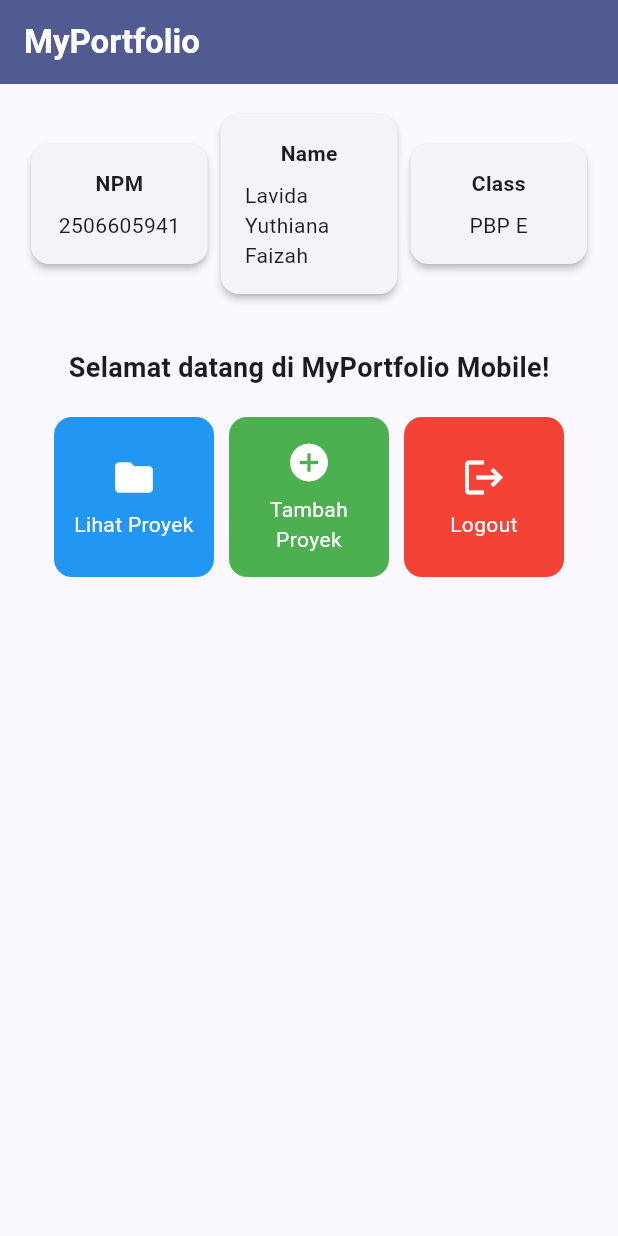
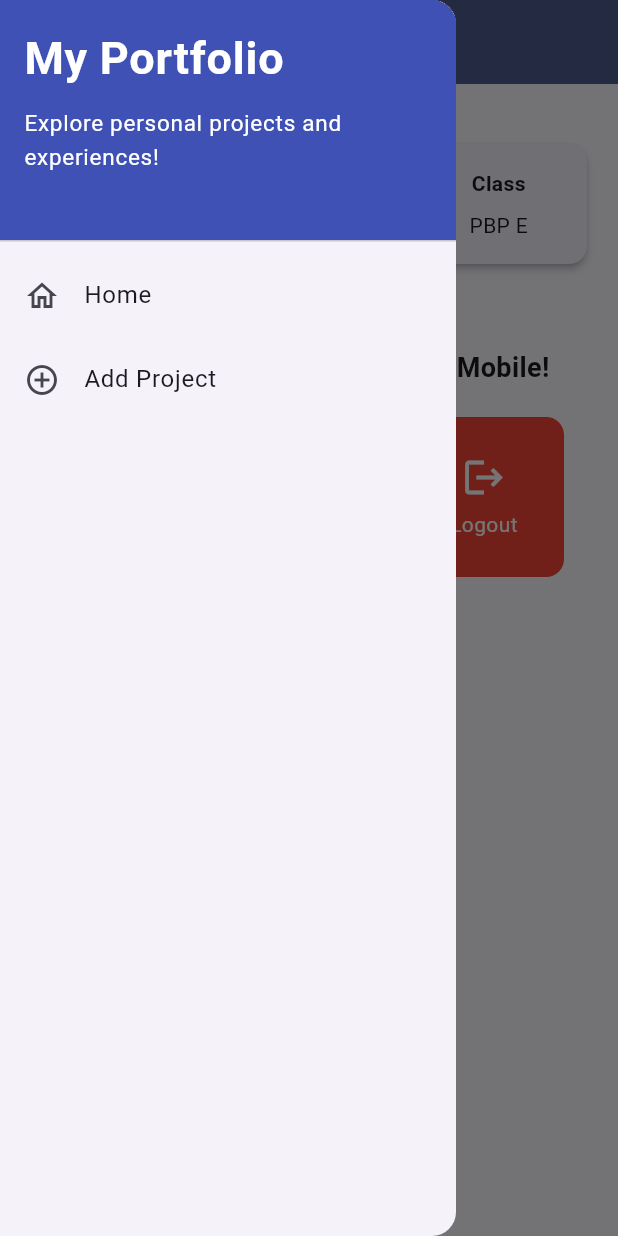
Before and after one commit to lavidayuthiana/myportofolio_mobile, a Flutter app: the screen it shows after launch, with the side drawer open (before the commit the screen has no drawer), on a phone screen of 412 x 824 dp. Run offline on Flutter 3.47's test engine with Material 3 defaults, Android fonts, the phone set to English and light mode, and no system bars; our stand-ins replace material_ui.

Commit message:
feat(Tut9): add drawer, project form, navigation, and refactor to screens/widgets

```diff
--- a/lib/main.dart
+++ b/lib/main.dart
@@ -1,5 +1,5 @@
-import 'package:flutter/material.dart';
-import 'package:myportofolio_mobile/menu.dart';
+import 'package:material_ui/material_ui.dart';
+import 'package:myportofolio_mobile/screens/menu.dart';
 
 void main() {
   runApp(const MyApp());
--- a/lib/menu.dart
+++ b/lib/screens/menu.dart
@@ -1,4 +1,6 @@
-import 'package:flutter/material.dart';
+import 'package:material_ui/material_ui.dart';
+import 'package:myportofolio_mobile/widgets/left_drawer.dart';
+import 'package:myportofolio_mobile/widgets/project_card.dart';
 
 class MyHomePage extends StatelessWidget {
   MyHomePage({super.key});
@@ -27,7 +29,9 @@ class MyHomePage extends StatelessWidget {
           ),
         ),
         backgroundColor: Theme.of(context).colorScheme.primary,
+        iconTheme: const IconThemeData(color: Colors.white),
       ),
+      drawer: const LeftDrawer(),
       // Body halaman utama dengan padding di sekelilingnya.
       body: Padding(
         padding: const EdgeInsets.all(16.0),
@@ -123,50 +127,3 @@ class ItemHomepage {
 
   ItemHomepage(this.name, this.icon, this.color);
 }
-
-class ItemCard extends StatelessWidget {
-  final ItemHomepage item;
-
-  const ItemCard(this.item, {super.key});
-
-  @override
-  Widget build(BuildContext context) {
-    return Material(
-      // Warna latar diambil dari model, jadi setiap tombol punya warna sendiri.
-      color: item.color,
-      borderRadius: BorderRadius.circular(12),
-      child: InkWell(
-        // Aksi ketika kartu ditekan oleh pengguna.
-        onTap: () {
-          // Menampilkan SnackBar dengan pesan interaktif.
-          ScaffoldMessenger.of(context)
-            ..hideCurrentSnackBar()
-            ..showSnackBar(
-              SnackBar(content: Text("Kamu telah menekan tombol ${item.name}!")),
-            );
-        },
-        child: Container(
-          padding: const EdgeInsets.all(8),
-          child: Center(
-            child: Column(
-              mainAxisAlignment: MainAxisAlignment.center,
-              children: [
-                Icon(
-                  item.icon,
-                  color: Colors.white,
-                  size: 30.0,
-                ),
-                const Padding(padding: EdgeInsets.all(3)),
-                Text(
-                  item.name,
-                  textAlign: TextAlign.center,
-                  style: const TextStyle(color: Colors.white),
-                ),
-              ],
-            ),
-          ),
-        ),
-      ),
-    );
-  }
-}
--- /dev/null
+++ b/lib/widgets/left_drawer.dart
@@ -0,0 +1,69 @@
+import 'package:material_ui/material_ui.dart';
+import 'package:myportofolio_mobile/screens/menu.dart';
+import 'package:myportofolio_mobile/screens/project_form.dart';
+
+class LeftDrawer extends StatelessWidget {
+  const LeftDrawer({super.key});
+
+  @override
+  Widget build(BuildContext context) {
+    return Drawer(
+      child: ListView(
+        children: [
+          const DrawerHeader(
+            decoration: BoxDecoration(
+              color: Colors.indigo,
+            ),
+            child: Column(
+              crossAxisAlignment: CrossAxisAlignment.start,
+              children: [
+                Text(
+                  'My Portfolio',
+                  style: TextStyle(
+                    fontSize: 30,
+                    fontWeight: FontWeight.bold,
+                    color: Colors.white,
+                  ),
+                ),
+                SizedBox(height: 10),
+                Text(
+                  'Explore personal projects and experiences!',
+                  style: TextStyle(
+                    fontSize: 15,
+                    color: Colors.white,
+                  ),
+                ),
+              ],
+            ),
+          ),
+          ListTile(
+            leading: const Icon(Icons.home_outlined),
+            title: const Text('Home'),
+            // Navigasi ke halaman utama portofolio
+            onTap: () {
+              Navigator.pushReplacement(
+                context,
+                MaterialPageRoute(
+                  builder: (context) => MyHomePage(),
+                ),
+              );
+            },
+          ),
+          ListTile(
+            leading: const Icon(Icons.add_circle_outline),
+            title: const Text('Add Project'),
+            // Navigasi ke halaman tambah proyek
+            onTap: () {
+              Navigator.pushReplacement(
+                context,
+                MaterialPageRoute(
+                  builder: (context) => const ProjectFormPage(),
+                ),
+              );
+            },
+          ),
+        ],
+      ),
+    );
+  }
+}
--- /dev/null
+++ b/lib/widgets/project_card.dart
@@ -0,0 +1,57 @@
+import 'package:material_ui/material_ui.dart';
+import 'package:myportofolio_mobile/screens/menu.dart';
+import 'package:myportofolio_mobile/screens/project_form.dart';
+
+class ItemCard extends StatelessWidget {
+  final ItemHomepage item;
+
+  const ItemCard(this.item, {super.key});
+
+  @override
+  Widget build(BuildContext context) {
+    return Material(
+      // Warna latar diambil dari model, jadi setiap tombol punya warna sendiri.
+      color: item.color,
+      borderRadius: BorderRadius.circular(12),
+      child: InkWell(
+        // Aksi ketika kartu ditekan oleh pengguna.
+        onTap: () {
+          // Menampilkan SnackBar dengan pesan interaktif.
+          ScaffoldMessenger.of(context)
+            ..hideCurrentSnackBar()
+            ..showSnackBar(
+              SnackBar(content: Text("Kamu telah menekan tombol ${item.name}!")),
+            );
+          // Navigate ke halaman yang sesuai
+          if (item.name == "Tambah Proyek") {
+            Navigator.push(
+              context,
+              MaterialPageRoute(builder: (context) => const ProjectFormPage()),
+            );
+          }
+        },
+        child: Container(
+          padding: const EdgeInsets.all(8),
+          child: Center(
+            child: Column(
+              mainAxisAlignment: MainAxisAlignment.center,
+              children: [
+                Icon(
+                  item.icon,
+                  color: Colors.white,
+                  size: 30.0,
+                ),
+                const Padding(padding: EdgeInsets.all(3)),
+                Text(
+                  item.name,
+                  textAlign: TextAlign.center,
+                  style: const TextStyle(color: Colors.white),
+                ),
+              ],
+            ),
+          ),
+        ),
+      ),
+    );
+  }
+}
--- a/pubspec.yaml
+++ b/pubspec.yaml
@@ -34,6 +34,7 @@ dependencies:
   # The following adds the Cupertino Icons font to your application.
   # Use with the CupertinoIcons class for iOS style icons.
   cupertino_icons: ^1.0.8
+  material_ui: ^1.11.1
 
 dev_dependencies:
   flutter_test:
```
Also changed, not shown: lib/screens/project_form.dart (added, +217 -0 lines), pubspec.lock, 1 other file.
